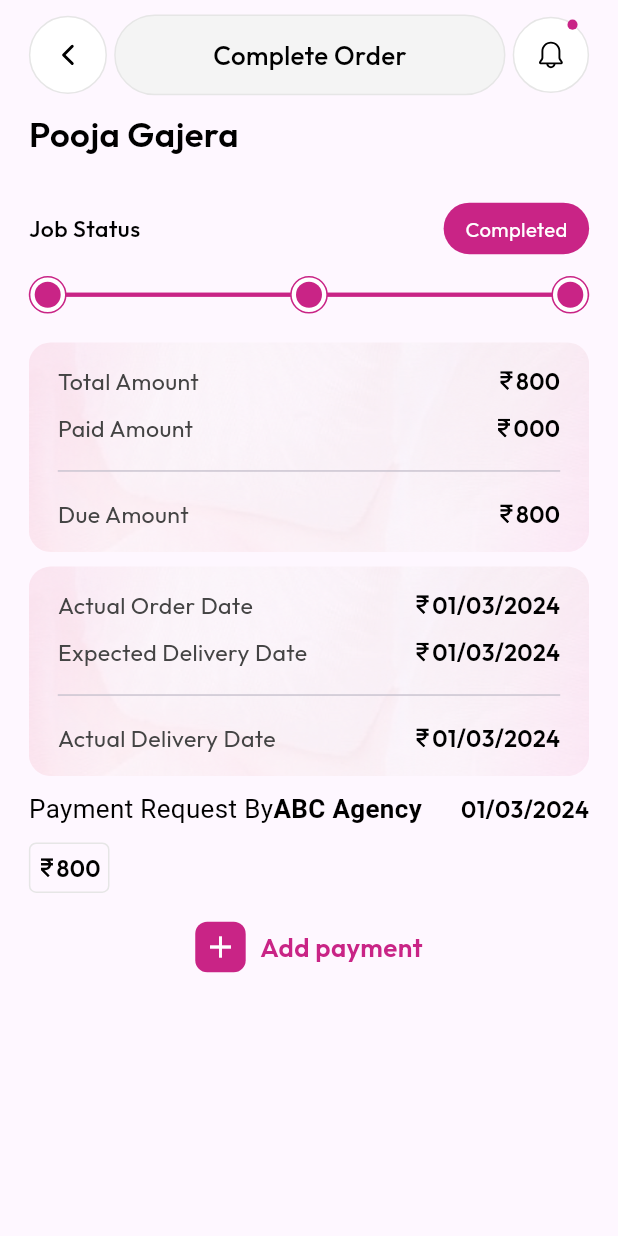
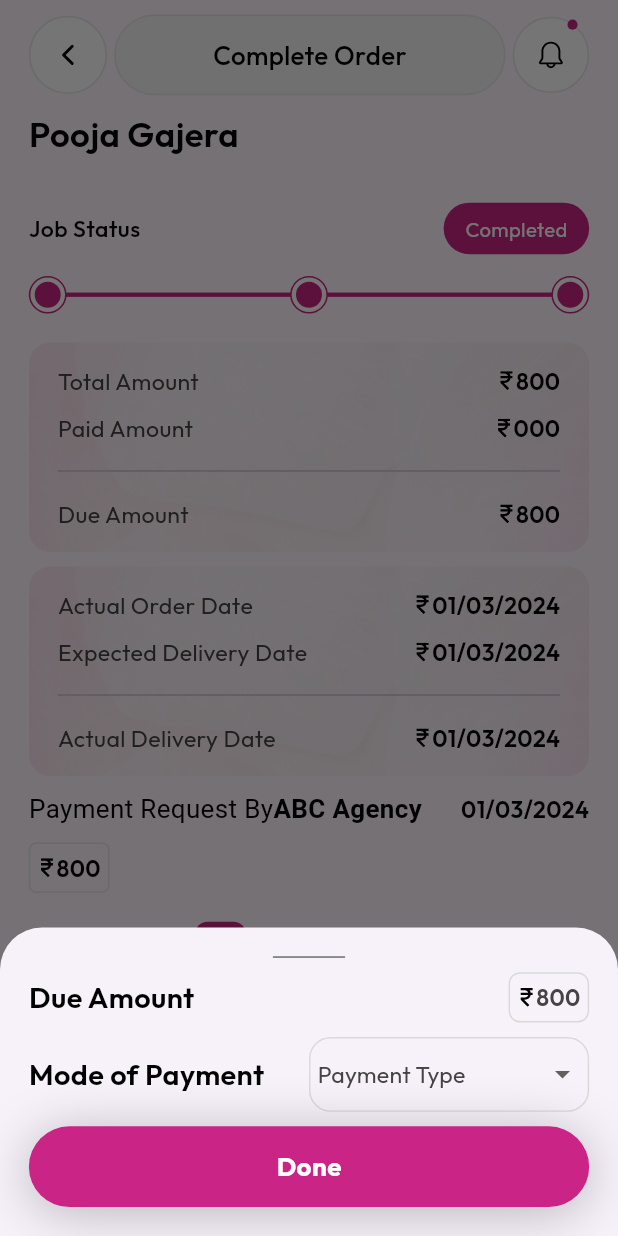
Before and after one commit to bnGohil/OdhaniSQT, a Flutter app: the CompletedOrderPage screen opened by its route, after a tap on "Add payment", on a phone screen of 412 x 824 dp. Run offline on Flutter 3.47's test engine with Material 3 defaults, Android fonts, the phone set to English and light mode, and no system bars; our stand-ins replace cached_network_image, dio, flutter_secure_storage, flutter_svg, geolocator, google_maps_flutter and 2 more; accounts and stored records are empty.

Commit message:
- completed order page done

```diff
--- a/lib/app/order/view/completed_order/completed_order_page.dart
+++ b/lib/app/order/view/completed_order/completed_order_page.dart
@@ -1,6 +1,8 @@
 import 'package:flutter/cupertino.dart';
 import 'package:flutter/material.dart';
 import 'package:flutter/widgets.dart';
+import 'package:odhani_design_sqt/base/view/base_components/custom_auto_suggestion_textfield.dart';
+import 'package:odhani_design_sqt/base/view/base_components/custom_button.dart';
 import 'package:odhani_design_sqt/utils/theme/custom_decocarion.dart';
 
 import '../../../../utils/common_utils/custom_app_bar.dart';
@@ -19,6 +21,14 @@ class _CompletedOrderPageState extends State<CompletedOrderPage> {
 
 
   WorkingStatus? workingStatus = WorkingStatus.COMPLETED;
+
+
+  List<String> list = ["GPay","PhonePe","Ptm"];
+
+
+  String? selectedValue;
+  String? _selectedItem;
+  List<String> _items = ["GPay","PhonePe","Ptm"];
 
 
   @override
@@ -202,7 +212,87 @@ class _CompletedOrderPageState extends State<CompletedOrderPage> {
             SizedBox(height: 20.sp,),
             GestureDetector(
               onTap: () {
+                showModalBottomSheet(context: context, builder: (context) {
+                  return StatefulBuilder(
+                    builder: (context, setState) {
+                    return Container(
+                      padding: EdgeInsets.symmetric(horizontal: 20.sp,vertical: 20.sp),
+                      width: double.infinity,
+                      child: Column(
+                        mainAxisSize: MainAxisSize.min,
+                        children: [
+                          Container(
+                            height: 1.sp,width: 50.sp,
+                            color: kLightGrayColor,
+                          ),
+                          SizedBox(height: 10.sp,),
+                          Row(
+                            children: [
+                              Expanded(child: Text("Due Amount",style: CustomTextStyle.semiBoldRegularFont20Style,)),
+                              Container(
+                                padding: EdgeInsets.all(5.sp),
+                                decoration: BoxDecoration(
+                                    borderRadius: BorderRadius.circular(8.sp),
+                                    border: Border.all(width: 1.sp,color: Color(0xffD9D9D9))
+                                ),
+                                child: Row(
+                                  children: [
+                                    SizedBox(
+                                        width: 13.sp,
+                                        height: 13.sp,
+                                        child: ImageUtil.iconImageClass.rupees2Icon),
+                                    Text("800",style: CustomTextStyle.semiBoldRegularFont16Style,)
+                                  ],
+                                ),
+                              )
+                            ],
+                          ),
+                          SizedBox(height: 10.sp,),
+                          Row(
+                            children: [
+                              Expanded(child: Text("Mode of Payment",style: CustomTextStyle.semiBoldRegularFont20Style,)),
+                              Expanded(child: Container(
+                                padding: EdgeInsets.symmetric(horizontal: 5.sp),
+                                decoration: BoxDecoration(
+                                  borderRadius: BorderRadius.circular(15.sp),
+                                  border: Border.all(width: 1.sp,color: Color(0xffD9D9D9))
+                                ),
+                                child: DropdownButtonHideUnderline(
+                                  child: DropdownButton<String>(
+                                    hint: Text("Payment Type",style: CustomTextStyle.hintTextStyle,),
+                                    value: _selectedItem,
+                                    onChanged: (value) {
+                                      setState(() {
+                                        _selectedItem = value ?? "";
+                                      });
+                                    },
+                                    items: _items.map((String item) {
+                                      return DropdownMenuItem<String>(
+                                        value: item,
+                                        child: Text(item,style: CustomTextStyle.mainColorBoldFont16Style),
+                                      );
+                                    }).toList(),
+                                  ),
+                                ),
+                              ))
+                            ],
+                          ),
+                          SizedBox(height: 10.sp,),
+                          CustomButton(
+                            onTap: () {
+                              Navigator.of(context).pop();
+                            },
+                            radius: 100,
+                            btnText: "Done",
+                            btnColor: kPrimaryColor,
+                          )
+                        ],
+                      ),
+                    );
+                    },
 
+                  );
+                },);
               },
               child: Row(
                 mainAxisAlignment: MainAxisAlignment.center,
```
